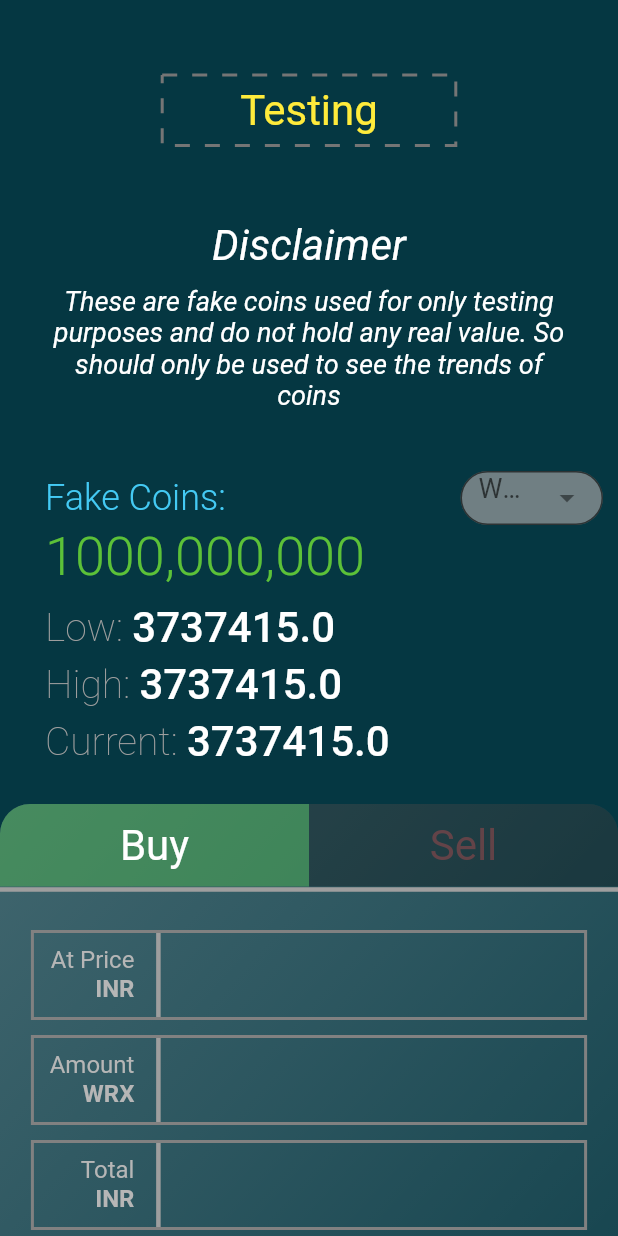
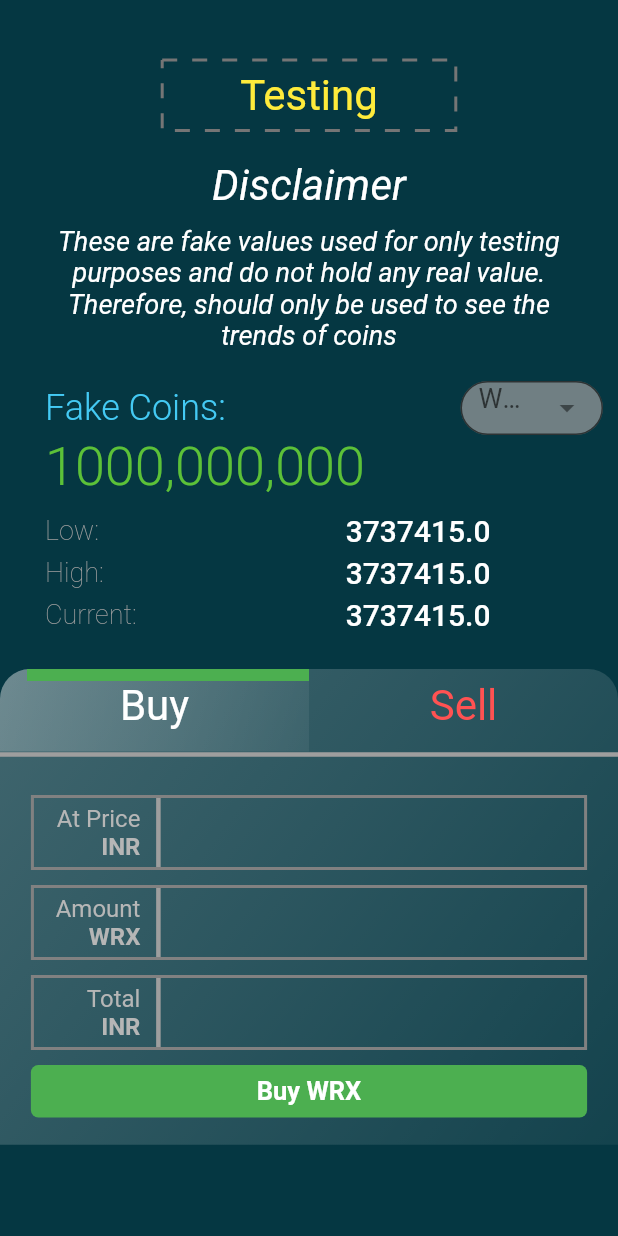
Before and after one commit to Angularsight/final_cryptoknight2, a Flutter app: the TestingPage screen opened directly, on a phone screen of 412 x 824 dp. Run offline on Flutter 3.47's test engine with Material 2 defaults, Android fonts, the phone set to English and light mode, and no system bars; drawn by our look-alikes of dotted_border; our stand-ins replace flutter_icons, google_fonts; missing offline and left inert: flutter_carousel_slider; network calls fail.

Commit message:
design 90%

```diff
--- /dev/null
+++ b/lib/bottomNav.dart
@@ -0,0 +1,55 @@
+import 'package:final_cryptoknight/ui/homePage.dart';
+import 'package:final_cryptoknight/ui/testingPage.dart';
+import 'package:flutter/material.dart';
+import 'package:flutter_icons/flutter_icons.dart';
+
+class BottomNavBar extends StatefulWidget {
+  const BottomNavBar({Key? key}) : super(key: key);
+
+  @override
+  _BottomNavBarState createState() => _BottomNavBarState();
+}
+
+class _BottomNavBarState extends State<BottomNavBar> {
+  int _selectedBottomNavItem = 0;
+
+
+  var screens = [
+    WazirxHomePage(),
+    TestingPage(),
+  ];
+
+  @override
+  Widget build(BuildContext context) {
+    final bottomNavGradient =
+        LinearGradient(colors: [Color(0xff020404), Color(0xff1F5F74)]);
+    return Scaffold(
+      body: screens[_selectedBottomNavItem],
+      bottomNavigationBar: Container(
+        decoration: BoxDecoration(gradient: bottomNavGradient),
+        child: BottomNavigationBar(
+          onTap: (index) {
+            setState(() {
+              _selectedBottomNavItem = index;
+            });
+
+          },
+          currentIndex: _selectedBottomNavItem,
+          selectedItemColor: Colors.yellow,
+          unselectedItemColor: Colors.grey,
+
+          backgroundColor: Colors.transparent,
+          // type: BottomNavigationBarType.fixed,
+          elevation: 0,
+          items: [
+            BottomNavigationBarItem(
+                icon: Icon(Ionicons.ios_home), label: "Home"),
+            BottomNavigationBarItem(
+                label: "Testing",
+                icon: Icon(MaterialCommunityIcons.bulletin_board))
+          ],
+        ),
+      ),
+    );
+  }
+}
--- a/lib/main.dart
+++ b/lib/main.dart
@@ -2,10 +2,11 @@
 import 'package:final_cryptoknight/ui/homePage.dart';
 import 'package:final_cryptoknight/ui/testingPage.dart';
 import 'package:flutter/material.dart';
+import 'bottomNav.dart';
 
 void main() {
   runApp(MaterialApp(
     debugShowCheckedModeBanner: false,
-    home: TestingPage(),
+    home: BottomNavBar(),
   ));
 }
--- a/lib/ui/additionalWidgets/buy_or_sell_card.dart
+++ b/lib/ui/additionalWidgets/buy_or_sell_card.dart
@@ -73,7 +73,7 @@
     return Padding(
       padding: const EdgeInsets.only(bottom: 10.0),
       child: Container(
-              height: 60,
+              height: 50,
               width: MediaQuery.of(context).size.width*0.9,
               decoration: BoxDecoration(
                 color: Colors.transparent,
@@ -86,7 +86,7 @@
                       width: 75,
 
                       child: Padding(
-                        padding: const EdgeInsets.all(8.0),
+                        padding: const EdgeInsets.all(4.0),
                         child: Column(
                           crossAxisAlignment: CrossAxisAlignment.end,
                           children: [
--- a/lib/ui/additionalWidgets/paymentWindow.dart
+++ b/lib/ui/additionalWidgets/paymentWindow.dart
@@ -48,7 +48,7 @@
                   height: 55,
                   width: MediaQuery.of(context).size.width * 0.5,
                   decoration: BoxDecoration(
-                      color: _isBuySelected?Colors.green.withOpacity(0.5):Colors.black38.withOpacity(0.3),
+                      color: _isBuySelected?Colors.green.withOpacity(0.9):Colors.black38.withOpacity(0.3),
                       borderRadius:
                           BorderRadius.only(topLeft: Radius.circular(20))),
                   child: Center(
--- /dev/null
+++ b/lib/ui/additionalWidgets/paymentWindow2.dart
@@ -0,0 +1,141 @@
+import 'package:final_cryptoknight/ui/additionalWidgets/buy_or_sell_card.dart';
+import 'package:flutter/cupertino.dart';
+import 'package:flutter/material.dart';
+import 'package:google_fonts/google_fonts.dart';
+
+class PaymentWindow2 extends StatefulWidget {
+  const PaymentWindow2({Key? key}) : super(key: key);
+
+  @override
+  State<PaymentWindow2> createState() => _PaymentWindow2State();
+}
+
+class _PaymentWindow2State extends State<PaymentWindow2>
+    with SingleTickerProviderStateMixin {
+  int _selectedNavItem = 0;
+  bool _isBuySelected = true;
+  late TabController tabController;
+  @override
+  void initState() {
+    // TODO: implement initState
+    super.initState();
+    tabController = TabController(length: 10, vsync: this);
+  }
+
+  @override
+  Widget build(BuildContext context) {
+    return Container(
+      width: double.infinity,
+      height: MediaQuery.of(context).size.height * 0.385,
+      decoration: BoxDecoration(
+          borderRadius: BorderRadius.only(topLeft: Radius.circular(20),topRight: Radius.circular(20)),
+          gradient: LinearGradient(colors: [
+            Color(0xffFFFCFC).withOpacity(0.24),
+            Colors.white.withOpacity(0.06)
+          ], begin: Alignment.topLeft, end: Alignment.bottomRight)),
+      child: Column(
+        children: [
+          Row(
+            mainAxisAlignment: MainAxisAlignment.spaceEvenly,
+            children: [
+              InkWell(
+                onTap: () {
+                  setState(() {
+                    _isBuySelected = true;
+                  });
+                },
+                child: Container(
+                  height: 55,
+                  width: MediaQuery.of(context).size.width * 0.5,
+                  decoration: BoxDecoration(
+                      color: _isBuySelected? null : Colors.transparent,
+                      gradient: LinearGradient(colors: [
+                        Color(0xffFFFCFC).withOpacity(0.24),
+                        Colors.white.withOpacity(0.06)
+                      ], begin: Alignment.topLeft, end: Alignment.bottomRight),
+                      borderRadius:
+                          BorderRadius.only(topLeft: Radius.circular(20))),
+                  child: Column(
+                    children: [
+                      Padding(
+                        padding: const EdgeInsets.only(left: 18),
+                        child: Container(
+                            width: MediaQuery.of(context).size.width * 0.5,
+                            height: 8,
+                            decoration: BoxDecoration(color: _isBuySelected? Colors.green: Colors.transparent,)),
+                      ),
+                      Center(
+                        child: Text(
+                          "Buy",
+                          style: GoogleFonts.k2d(
+                              fontSize: 28,
+                              color: _isBuySelected
+                                  ? Colors.white
+                                  : Colors.green),
+                        ),
+                      ),
+                    ],
+                  ),
+                ),
+              ),
+
+              InkWell(
+                onTap: () {
+                  setState(() {
+                    _isBuySelected = false;
+                  });
+                },
+                child: Container(
+                  height: 55,
+                  width: MediaQuery.of(context).size.width * 0.5,
+                  decoration: BoxDecoration(
+                    color: !_isBuySelected? null: Colors.transparent,
+                      gradient: LinearGradient(colors: [
+                        Color(0xffFFFCFC).withOpacity(0.24),
+                        Colors.white.withOpacity(0.06)
+                      ], begin: Alignment.topLeft, end: Alignment.bottomRight),
+                      borderRadius:
+                          BorderRadius.only(topRight: Radius.circular(20))),
+                  child: Column(
+                    children: [
+                      Padding(
+                        padding: const EdgeInsets.only(right: 18,left: 0.5),
+                        child: Container(
+                            width: MediaQuery.of(context).size.width * 0.5,
+                            height: 8,
+                            decoration: BoxDecoration(
+                                color: !_isBuySelected? Colors.red: Colors.transparent,
+
+
+                            )
+                        ),
+                      ),
+                      Center(
+                        child: Text(
+                          "Sell",
+                          style: GoogleFonts.k2d(
+                              fontSize: 28,
+                              color: !_isBuySelected
+                                  ? Colors.white
+                                  : Colors.redAccent),
+                        ),
+                      ),
+                    ],
+                  ),
+                ),
+              ),
+            ],
+          ),
+          Divider(
+            height: 4,
+            thickness: 3,
+            color: Colors.grey,
+          ),
+          BuyOrSellCard(
+            isBuySelected: _isBuySelected,
+          )
+        ],
+      ),
+    );
+  }
+}
--- a/lib/ui/homePage.dart
+++ b/lib/ui/homePage.dart
@@ -9,13 +9,14 @@
 import 'additionalWidgets/coins_card.dart';
 
 class WazirxHomePage extends StatefulWidget {
-  const WazirxHomePage({Key? key}) : super(key: key);
-
+  WazirxHomePage({Key? key}) : super(key: key);
+  int _selectedBottomNavItem = 0;
   @override
   _WazirxHomePageState createState() => _WazirxHomePageState();
 }
 
 class _WazirxHomePageState extends State<WazirxHomePage> {
+
   @override
   Widget build(BuildContext context) {
     final appBarGradient = LinearGradient(
@@ -28,9 +29,9 @@
       Color(0xffECECEC).withOpacity(0.31),
       Color(0xffC3C3C3).withOpacity(0.71)
     ], begin: Alignment.centerLeft, end: Alignment.centerRight);
-    final bottomNavGradient = LinearGradient(colors: [Color(0xff020404),Color(0xff1F5F74)]);
 
-    int _selectedBottomNavItem = 0;
+
+
 
     return Scaffold(
       backgroundColor: Color(0xff053742),
@@ -70,36 +71,7 @@
         ),
         centerTitle: true,
       ),
-      bottomNavigationBar: Container(
-        decoration: BoxDecoration(
-          gradient: bottomNavGradient
-        ),
-        child: BottomNavigationBar(
-          onTap: (index){
-            _selectedBottomNavItem = index;
-          },
-          currentIndex: _selectedBottomNavItem,
-          selectedItemColor: Colors.yellow,
-          unselectedItemColor: Colors.grey,
 
-
-          backgroundColor: Colors.transparent,
-          type: BottomNavigationBarType.fixed,
-          elevation: 0,
-          items: [
-            BottomNavigationBarItem(
-                icon: Icon(Ionicons.ios_home),
-              label: "Home"
-            ),
-            BottomNavigationBarItem(
-                label: "Testing",
-                icon: Icon(MaterialCommunityIcons.bulletin_board))
-
-          ],
-
-
-        ),
-      ),
 
 
       body: SingleChildScrollView(
--- a/lib/ui/testingPage.dart
+++ b/lib/ui/testingPage.dart
@@ -1,9 +1,7 @@
 import 'package:dotted_border/dotted_border.dart';
 import 'package:flutter/material.dart';
-import 'package:cupertino_icons/cupertino_icons.dart';
 import 'package:google_fonts/google_fonts.dart';
-
-import 'additionalWidgets/paymentWindow.dart';
+import 'additionalWidgets/paymentWindow2.dart';
 
 class TestingPage extends StatefulWidget {
   const TestingPage({Key? key}) : super(key: key);
@@ -16,6 +14,7 @@
   @override
   Widget build(BuildContext context) {
     return Scaffold(
+      resizeToAvoidBottomInset: true,
         backgroundColor: Color(0xff053742),
         body: SingleChildScrollView(
           child: Column(
@@ -23,7 +22,7 @@
             children: [
               Padding(
                 padding:
-                    const EdgeInsets.symmetric(horizontal: 90, vertical: 50),
+                    const EdgeInsets.only(top: 40,bottom: 20),
                 child: DottedBorder(
                   dashPattern: [10, 10],
                   strokeWidth: 2,
@@ -57,7 +56,7 @@
                 child: Container(
                   width: MediaQuery.of(context).size.width * 0.85,
                   child: Text(
-                    "These are fake coins used for only testing purposes and do not hold any real value. So should only be used to see the trends of coins",
+                    "These are fake values used for only testing purposes and do not hold any real value. Therefore, should only be used to see the trends of coins",
                     textAlign: TextAlign.center,
                     style: GoogleFonts.k2d(
                         fontStyle: FontStyle.italic,
@@ -67,7 +66,7 @@
                 ),
               ),
               Padding(
-                padding: const EdgeInsets.fromLTRB(30, 30, 10, 20),
+                padding: const EdgeInsets.fromLTRB(30, 10, 10, 20),
                 child: Column(
                   crossAxisAlignment: CrossAxisAlignment.start,
                   children: [
@@ -109,42 +108,34 @@
                             color: Color(0xff5CC138)),
                       ),
                     ),
-                    buildRow("Low","3737415.0"),
-                    buildRow("High","3737415.0"),
-                    buildRow("Current","3737415.0"),
-
+                    buildRow("Low", "3737415.0"),
+                    buildRow("High", "3737415.0"),
+                    buildRow("Current", "3737415.0"),
                   ],
                 ),
-
               ),
-              PaymentWindow()
+              PaymentWindow2()
             ],
           ),
-
         ));
   }
 
-  Padding buildRow(String title,String value) {
+  Padding buildRow(String title, String value) {
     return Padding(
-      padding: const EdgeInsets.only(bottom: 5),
+      padding: const EdgeInsets.only(bottom: 5, right: 75),
       child: Row(
+        mainAxisAlignment: MainAxisAlignment.spaceBetween,
         children: [
           Text(
             "$title: ",
             style: GoogleFonts.k2d(
-                              fontWeight: FontWeight.w200,
-                              fontSize: 26,
-                              color: Colors.grey),
+                fontWeight: FontWeight.w200, fontSize: 18, color: Colors.grey),
           ),
           Text(
             "$value",
             style: GoogleFonts.k2d(
-                              fontWeight: FontWeight.w500,
-                              fontSize: 28,
-                              color: Colors.white),
+                fontWeight: FontWeight.w500, fontSize: 20, color: Colors.white),
           ),
-
-
         ],
       ),
     );
```
Lines whose indentation alone changed are shown as unchanged.
